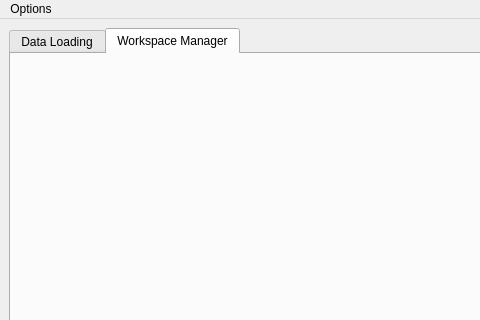
Before: the Qt Designer form mslice/app/mainwindow.ui in mantidproject/mslice, drawn with Qt 5; both pictures show x 0 to 480 and y 0 to 320 of the 775 by 771 pixel window.
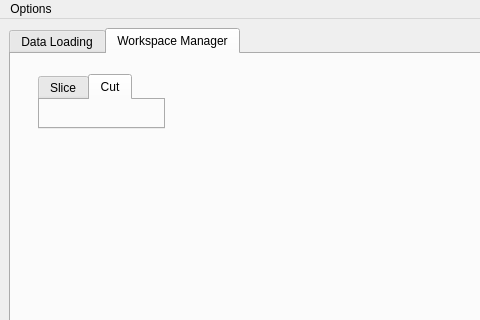
After: the same form once the commit is applied. The open tabs and pages were chosen to show the change.

Commit message: add initial widget structure

Patch:
```diff
--- a/mslice/app/mainwindow.ui
+++ b/mslice/app/mainwindow.ui
@@ -14,7 +14,7 @@
    <string>Mantid Mslice</string>
   </property>
   <widget class="QWidget" name="centralwidget">
-   <layout class="QVBoxLayout" name="verticalLayout" stretch="1">
+   <layout class="QVBoxLayout" name="verticalLayout" stretch="0">
     <property name="sizeConstraint">
      <enum>QLayout::SetDefaultConstraint</enum>
     </property>
@@ -47,6 +47,52 @@
        <attribute name="title">
         <string>Workspace Manager</string>
        </attribute>
+       <widget class="QWidget" name="">
+        <property name="geometry">
+         <rect>
+          <x>0</x>
+          <y>5</y>
+          <width>163</width>
+          <height>79</height>
+         </rect>
+        </property>
+        <layout class="QHBoxLayout" name="horizontalLayout" stretch="1,1">
+         <property name="sizeConstraint">
+          <enum>QLayout::SetDefaultConstraint</enum>
+         </property>
+         <item>
+          <widget class="QWidget" name="wgtWorkspacemanager" native="true">
+           <zorder>controls</zorder>
+          </widget>
+         </item>
+         <item>
+          <widget class="QWidget" name="controls" native="true">
+           <layout class="QVBoxLayout" name="verticalLayout_2">
+            <item>
+             <widget class="QWidget" name="widget_3" native="true"/>
+            </item>
+            <item>
+             <widget class="QTabWidget" name="tabWidget_2">
+              <property name="currentIndex">
+               <number>1</number>
+              </property>
+              <widget class="QWidget" name="wgtSlice">
+               <attribute name="title">
+                <string>Slice</string>
+               </attribute>
+              </widget>
+              <widget class="QWidget" name="wgtCut">
+               <attribute name="title">
+                <string>Cut</string>
+               </attribute>
+              </widget>
+             </widget>
+            </item>
+           </layout>
+          </widget>
+         </item>
+        </layout>
+       </widget>
       </widget>
      </widget>
     </item>
```
Left out of the diff: 2 changed lines with no effect on the pictures. The commit also changes 1 other file.
